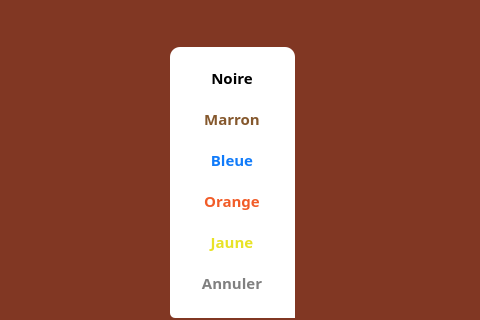
This is src/mainwindow.ui in Txikilinux/leterrier-tierce as Qt 5 draws it before an edit; both pictures show x 0 to 480 and y 123 to 443 of the 1024 by 590 pixel window. The edited form follows.
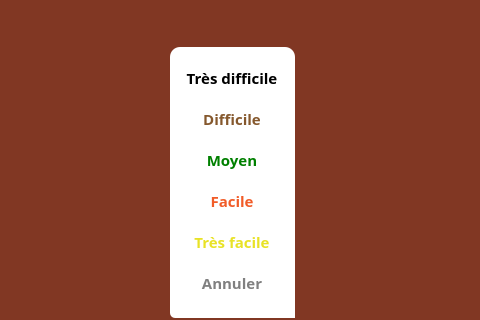
This is the edited form. Icons and pictures are not drawn. Custom widgets are drawn as their Qt base class.

```diff
--- a/src/mainwindow.ui
+++ b/src/mainwindow.ui
@@ -756,7 +756,7 @@
                <string notr="true">color:#e8e226;</string>
               </property>
               <property name="text">
-               <string>Jaune</string>
+               <string>Très facile</string>
               </property>
              </widget>
             </item>
@@ -789,7 +789,7 @@
                <string notr="true">color:#f15c28;</string>
               </property>
               <property name="text">
-               <string>Orange</string>
+               <string>Facile</string>
               </property>
              </widget>
             </item>
@@ -819,10 +819,10 @@
                <cursorShape>PointingHandCursor</cursorShape>
               </property>
               <property name="styleSheet">
-               <string notr="true">color: #107bfa;</string>
+               <string notr="true">color: green;</string>
               </property>
               <property name="text">
-               <string>Bleue</string>
+               <string>Moyen</string>
               </property>
              </widget>
             </item>
@@ -855,7 +855,7 @@
                <string notr="true">color:#85582d;</string>
               </property>
               <property name="text">
-               <string>Marron</string>
+               <string>Difficile</string>
               </property>
              </widget>
             </item>
@@ -888,7 +888,7 @@
                <string notr="true">color:black;</string>
               </property>
               <property name="text">
-               <string>Noire</string>
+               <string>Très difficile</string>
               </property>
              </widget>
             </item>
```
Left out of the diff: 10 changed lines with no effect on the pictures.
